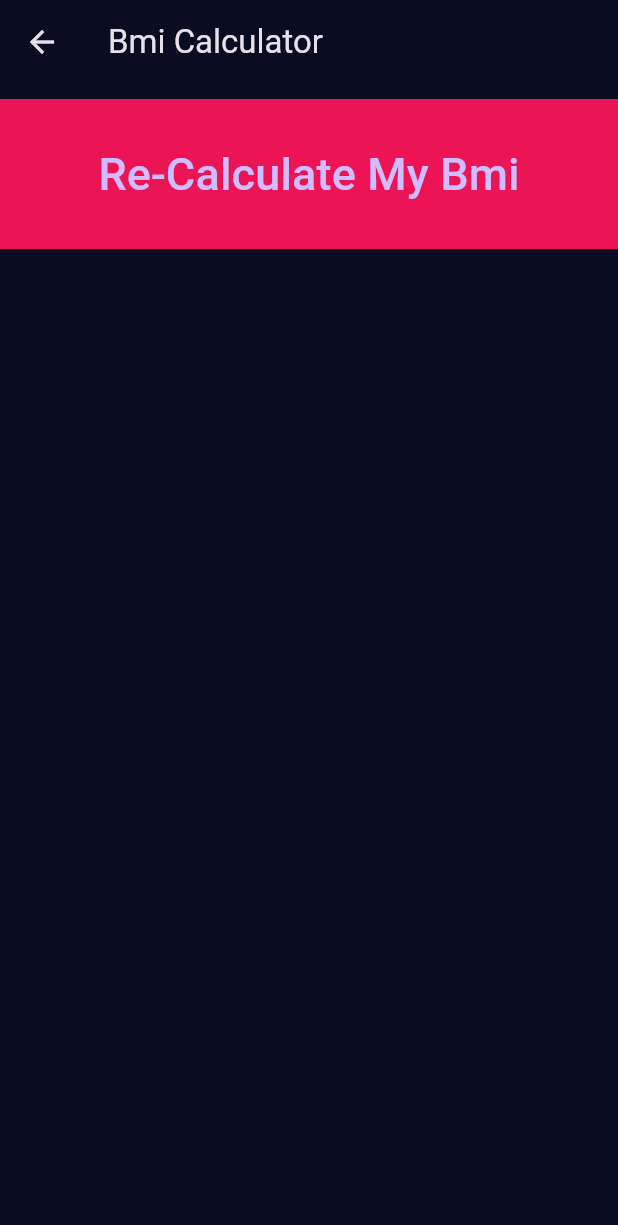
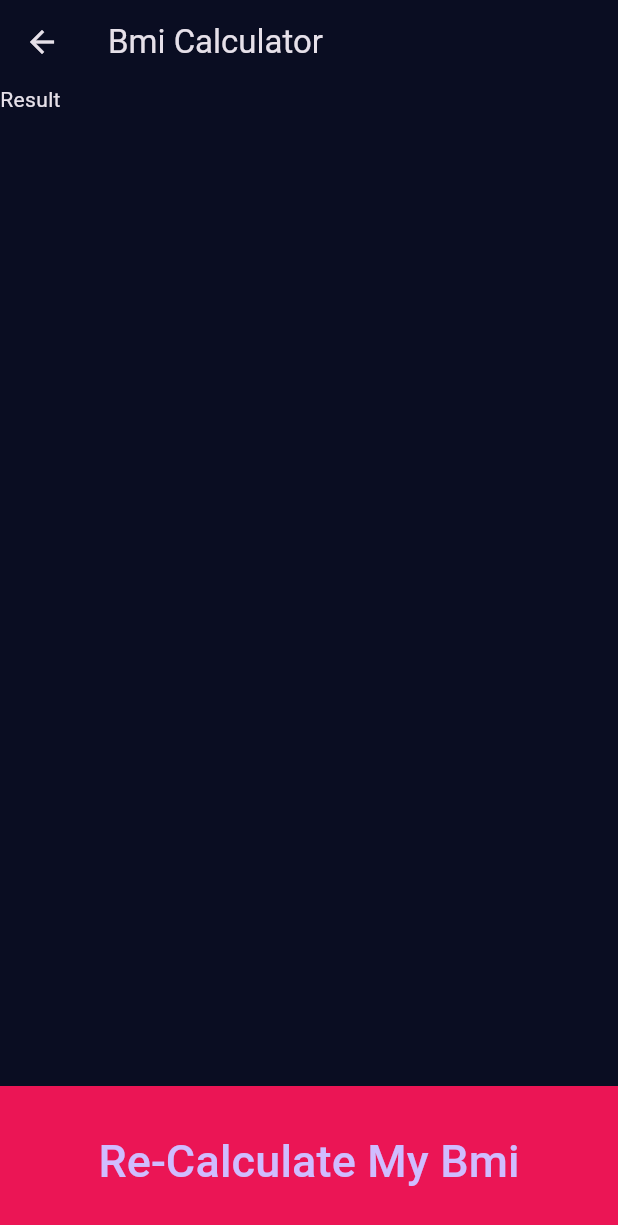
Before and after one commit to Peera-27/Fultter, a Flutter app: the screen it shows after launch, after a tap on "Calculate Bmi", on a phone screen of 412 x 824 dp. Shown: the top 1225 px of the screen. Run offline on Flutter 3.47's test engine with Material 3 defaults, Android fonts, the phone set to English and light mode, and no system bars.

Commit message:
Refactor ResultScreen layout to include a title and improve structure

```diff
--- a/lib/screen/result_screen.dart
+++ b/lib/screen/result_screen.dart
@@ -10,9 +10,15 @@ class ResultScreen extends StatelessWidget {
         title: Text('Bmi Calculator'),
         backgroundColor: Theme.of(context).scaffoldBackgroundColor,
       ),
-      body: pink_button(label: "Re-Calculate My Bmi", onPressed: ()=>{
-        Navigator.pop(context)
-      }),
+      body: Column(
+        crossAxisAlignment: CrossAxisAlignment.start,
+        children: [
+          Expanded(child: Text("Result")),
+          pink_button(label: "Re-Calculate My Bmi", onPressed: ()=>{
+            Navigator.pop(context)
+          }),
+        ],
+      ),
     );
   }
 }
```
